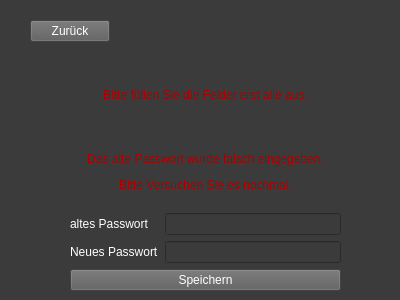
This is KTDVS/KTDVS/View_Passwortaenderung.ui in SimonRuttmann/ClassReunionSoftware as Qt 5 draws it before an edit. The edited form follows.
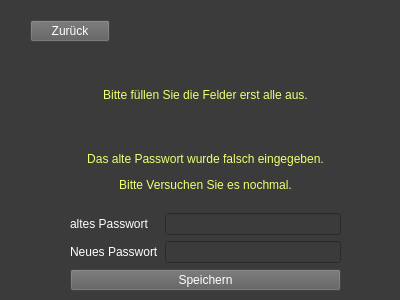
This is the edited form.

Patch:
```diff
--- a/KTDVS/KTDVS/View_Passwortaenderung.ui
+++ b/KTDVS/KTDVS/View_Passwortaenderung.ui
@@ -52,7 +52,7 @@
       <item>
        <widget class="QLabel" name="KeineEingabe">
         <property name="text">
-         <string>&lt;html&gt;&lt;head/&gt;&lt;body&gt;&lt;p align=&quot;center&quot;&gt;&lt;span style=&quot; color:#aa0000;&quot;&gt;Bitte füllen Sie die Felder erst alle aus.&lt;/span&gt;&lt;/p&gt;&lt;/body&gt;&lt;/html&gt;</string>
+         <string>&lt;html&gt;&lt;head/&gt;&lt;body&gt;&lt;p align=&quot;center&quot;&gt;&lt;span style=&quot; color:#f1ff72;&quot;&gt;Bitte füllen Sie die Felder erst alle aus.&lt;/span&gt;&lt;/p&gt;&lt;/body&gt;&lt;/html&gt;</string>
         </property>
        </widget>
       </item>
@@ -63,7 +63,7 @@
       <item>
        <widget class="QLabel" name="Fehlermeldung">
         <property name="text">
-         <string>&lt;html&gt;&lt;head/&gt;&lt;body&gt;&lt;p align=&quot;center&quot;&gt;&lt;span style=&quot; color:#aa0000;&quot;&gt;Das alte Passwort wurde falsch eingegeben.&lt;/span&gt;&lt;/p&gt;&lt;p align=&quot;center&quot;&gt;&lt;span style=&quot; color:#aa0000;&quot;&gt;Bitte Versuchen Sie es nochmal.&lt;/span&gt;&lt;/p&gt;&lt;/body&gt;&lt;/html&gt;</string>
+         <string>&lt;html&gt;&lt;head/&gt;&lt;body&gt;&lt;p align=&quot;center&quot;&gt;&lt;span style=&quot; color:#f1ff72;&quot;&gt;Das alte Passwort wurde falsch eingegeben.&lt;/span&gt;&lt;/p&gt;&lt;p align=&quot;center&quot;&gt;&lt;span style=&quot; color:#f1ff72;&quot;&gt;Bitte Versuchen Sie es nochmal.&lt;/span&gt;&lt;/p&gt;&lt;/body&gt;&lt;/html&gt;</string>
         </property>
        </widget>
       </item>
```
